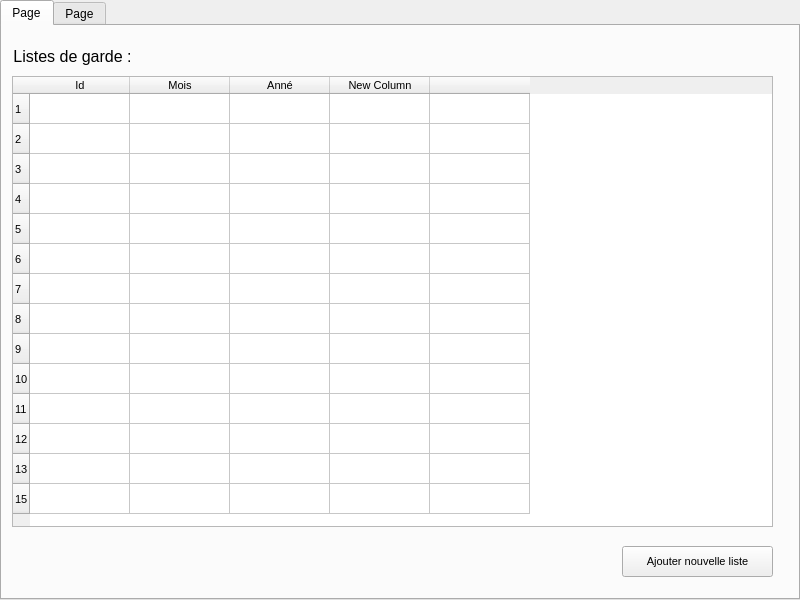
First picture: the form in ui/urgence.ui, repository otmanLAHRECHE/EPSP_Garde_Project, before the edit.
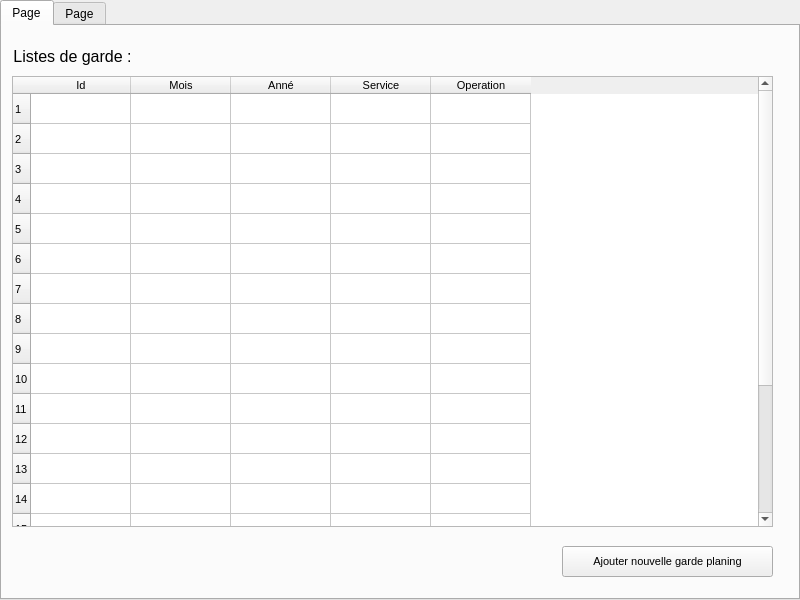
Second picture: the form after the edit. Icons and pictures are not drawn.

Patch:
```diff
--- a/ui/urgence.ui
+++ b/ui/urgence.ui
@@ -169,11 +169,41 @@
         <string>13</string>
        </property>
       </row>
+      <row>
+       <property name="text">
+        <string>14</string>
+       </property>
+      </row>
       <row>
        <property name="text">
         <string>15</string>
        </property>
       </row>
+      <row>
+       <property name="text">
+        <string>16</string>
+       </property>
+      </row>
+      <row>
+       <property name="text">
+        <string>17</string>
+       </property>
+      </row>
+      <row>
+       <property name="text">
+        <string>18</string>
+       </property>
+      </row>
+      <row>
+       <property name="text">
+        <string>19</string>
+       </property>
+      </row>
+      <row>
+       <property name="text">
+        <string>20</string>
+       </property>
+      </row>
       <column>
        <property name="text">
         <string>Id</string>
@@ -191,26 +221,26 @@
       </column>
       <column>
        <property name="text">
-        <string>New Column</string>
+        <string>Service</string>
        </property>
       </column>
       <column>
        <property name="text">
-        <string/>
+        <string>Operation</string>
        </property>
       </column>
      </widget>
      <widget class="QPushButton" name="pushButton_4">
       <property name="geometry">
        <rect>
-        <x>620</x>
+        <x>560</x>
         <y>520</y>
-        <width>151</width>
+        <width>211</width>
         <height>31</height>
        </rect>
       </property>
       <property name="text">
-       <string>Ajouter nouvelle liste</string>
+       <string>Ajouter nouvelle garde planing</string>
       </property>
      </widget>
     </widget>
```
